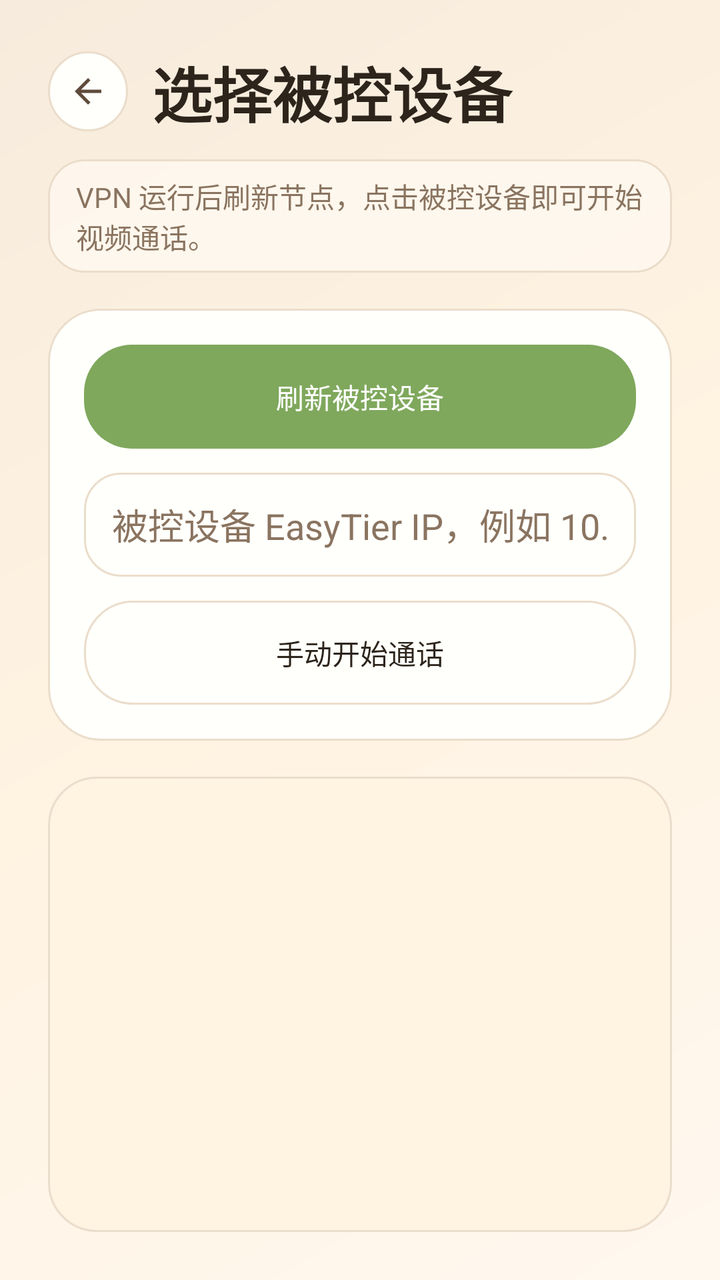
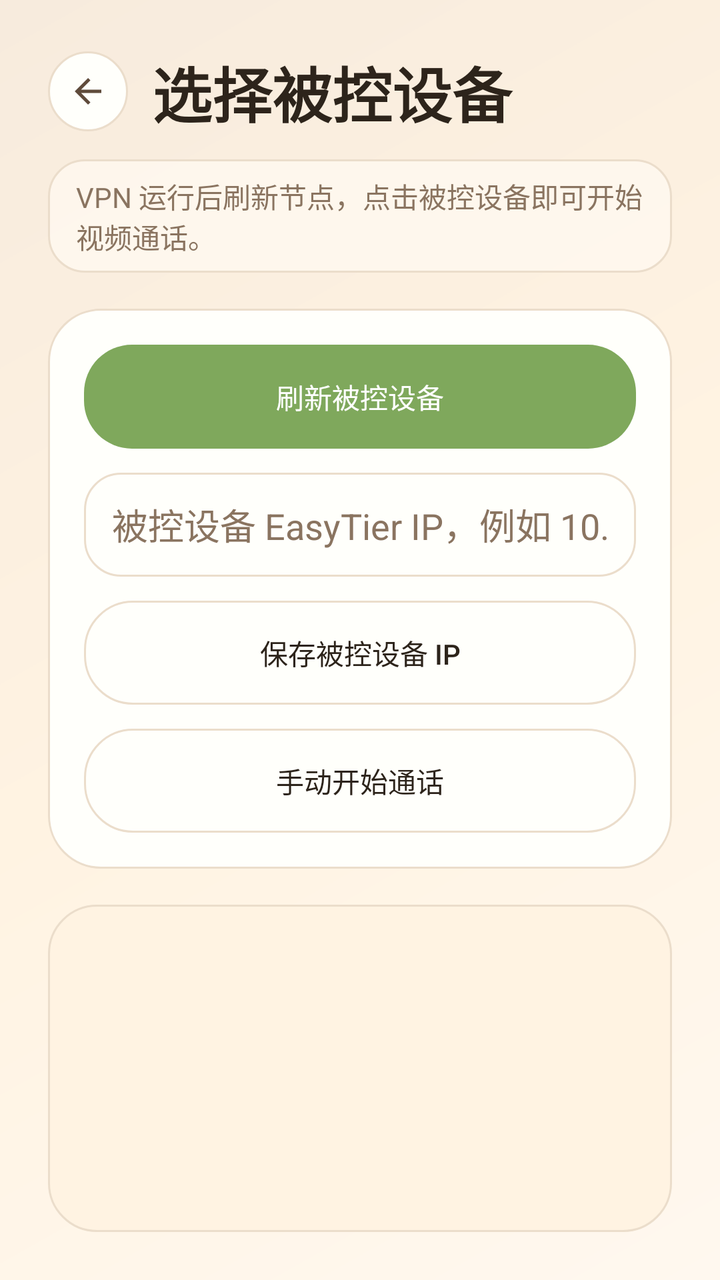

Screens rendered from an Android XML layout before and after an edit, with the pre-edit source and the edit as a unified diff.
<!-- AndroidManifest.xml: application theme AppTheme -->
<!-- res/layout/activity_device_list.xml -->
<LinearLayout xmlns:android="http://schemas.android.com/apk/res/android"
    android:layout_width="match_parent"
    android:layout_height="match_parent"
    android:background="@drawable/bg_warm_gradient"
    android:orientation="vertical"
    android:padding="24dp">

    <LinearLayout
        android:layout_width="match_parent"
        android:layout_height="wrap_content"
        android:gravity="center_vertical"
        android:orientation="horizontal">

        <ImageButton
            android:id="@+id/backButton"
            style="@style/BackIconButton"
            android:contentDescription="返回"
            android:src="@drawable/ic_back" />

        <TextView
            android:layout_width="0dp"
            android:layout_height="wrap_content"
            android:layout_marginLeft="12dp"
            android:layout_weight="1"
            android:text="选择被控设备"
            android:textColor="@color/warm_text"
            android:textSize="30sp"
            android:textStyle="bold" />
    </LinearLayout>

    <TextView
        android:id="@+id/deviceStatusText"
        android:layout_width="match_parent"
        android:layout_height="wrap_content"
        android:layout_marginTop="12dp"
        android:background="@drawable/bg_status_pill"
        android:text="VPN 运行后刷新节点，点击被控设备即可开始视频通话。"
        android:textColor="@color/warm_text_secondary" />

    <LinearLayout
        android:layout_width="match_parent"
        android:layout_height="wrap_content"
        android:layout_marginTop="18dp"
        android:background="@drawable/bg_card"
        android:orientation="vertical">

        <Button
            android:id="@+id/refreshPeersButton"
            android:layout_width="match_parent"
            android:layout_height="52dp"
            android:background="@drawable/bg_primary_button"
            android:elevation="0dp"
            android:stateListAnimator="@null"
            android:text="刷新被控设备"
            android:textColor="#FFFFFF"
            android:translationZ="0dp" />

        <EditText
            android:id="@+id/manualHostInput"
            android:layout_width="match_parent"
            android:layout_height="52dp"
            android:layout_marginTop="12dp"
            android:background="@drawable/bg_input"
            android:hint="被控设备 EasyTier IP，例如 10.126.x.x"
            android:singleLine="true"
            android:textColor="@color/warm_text"
            android:textColorHint="@color/warm_text_secondary" />

        <Button
            android:id="@+id/connectManualButton"
            android:layout_width="match_parent"
            android:layout_height="52dp"
            android:layout_marginTop="12dp"
            android:background="@drawable/bg_secondary_button"
            android:elevation="0dp"
            android:stateListAnimator="@null"
            android:text="手动开始通话"
            android:textColor="@color/warm_text"
            android:translationZ="0dp" />
    </LinearLayout>

    <ListView
        android:id="@+id/peerList"
        android:layout_width="match_parent"
        android:layout_height="0dp"
        android:layout_marginTop="18dp"
        android:layout_weight="1"
        android:background="@drawable/bg_card_soft"
        android:clipToPadding="false"
        android:divider="@color/warm_border"
        android:dividerHeight="1dp"
        android:padding="10dp" />
</LinearLayout>
<!-- resources referenced by this layout -->
<resources>
  <color name="warm_border">#EBDDCB</color>
  <color name="warm_text">#2D241B</color>
  <color name="warm_text_secondary">#8A7460</color>
  <!-- drawable bg_card (drawable) -->
  <shape xmlns:android="http://schemas.android.com/apk/res/android">
      <solid android:color="@color/warm_surface" />
      <stroke android:width="1dp" android:color="@color/warm_border" />
      <corners android:radius="26dp" />
      <padding android:left="18dp" android:top="18dp" android:right="18dp" android:bottom="18dp" />
  </shape>
  <!-- drawable bg_card_soft (drawable) -->
  <shape xmlns:android="http://schemas.android.com/apk/res/android">
      <solid android:color="@color/warm_surface_soft" />
      <stroke android:width="1dp" android:color="@color/warm_border" />
      <corners android:radius="24dp" />
  </shape>
  <!-- drawable bg_input (drawable) -->
  <shape xmlns:android="http://schemas.android.com/apk/res/android">
      <solid android:color="@color/warm_surface" />
      <stroke android:width="1dp" android:color="@color/warm_border" />
      <corners android:radius="18dp" />
      <padding android:left="14dp" android:top="8dp" android:right="14dp" android:bottom="8dp" />
  </shape>
  <!-- drawable bg_primary_button (drawable) -->
  <selector xmlns:android="http://schemas.android.com/apk/res/android">
      <item android:state_pressed="true"><shape><solid android:color="@color/warm_primary_dark"/><corners android:radius="24dp"/></shape></item>
      <item><shape><solid android:color="@color/warm_primary"/><corners android:radius="24dp"/></shape></item>
  </selector>
  <!-- drawable bg_status_pill (drawable) -->
  <shape xmlns:android="http://schemas.android.com/apk/res/android">
      <solid android:color="#DDFFF8EF" />
      <stroke android:width="1dp" android:color="@color/warm_border" />
      <corners android:radius="18dp" />
      <padding android:left="14dp" android:top="8dp" android:right="14dp" android:bottom="8dp" />
  </shape>
  <!-- drawable bg_warm_gradient (drawable) -->
  <shape xmlns:android="http://schemas.android.com/apk/res/android">
      <gradient android:startColor="@color/warm_background" android:centerColor="@color/warm_surface_soft" android:endColor="@color/warm_background_deep" android:angle="135" />
  </shape>
  <!-- drawable ic_back (drawable) -->
  <vector xmlns:android="http://schemas.android.com/apk/res/android" android:width="24dp" android:height="24dp" android:viewportWidth="24" android:viewportHeight="24">
      <path android:fillColor="#5F4B3B" android:pathData="M20,11H7.83l5.59,-5.59L12,4l-8,8l8,8l1.42,-1.41L7.83,13H20v-2z" />
  </vector>
  <style name="BackIconButton">
          <item name="android:layout_width">40dp</item>
          <item name="android:layout_height">40dp</item>
          <item name="android:background">@drawable/bg_back_button</item>
          <item name="android:padding">10dp</item>
          <item name="android:scaleType">centerInside</item>
      </style>
  <color name="warm_surface">#FFFFFB</color>
  <color name="warm_surface_soft">#FFF3E2</color>
  <color name="warm_primary_dark">#5F8642</color>
  <color name="warm_primary">#7FA85C</color>
  <color name="warm_accent_soft">#FFE1BC</color>
  <color name="warm_accent">#EFA35A</color>
  <color name="warm_background">#FFF8EF</color>
  <color name="warm_background_deep">#F7EBDD</color>
  <!-- drawable bg_back_button (drawable) -->
  <selector xmlns:android="http://schemas.android.com/apk/res/android">
      <item android:state_pressed="true"><shape android:shape="oval"><solid android:color="@color/warm_accent_soft"/></shape></item>
      <item><shape android:shape="oval"><solid android:color="@color/warm_surface"/><stroke android:width="1dp" android:color="@color/warm_border"/></shape></item>
  </selector>
</resources>

<!-- the commit's change to res/layout/activity_device_list.xml (unified diff, before → after) -->
@@ -67,6 +67,18 @@
             android:textColorHint="@color/warm_text_secondary" />
 
         <Button
+            android:id="@+id/saveManualDeviceButton"
+            android:layout_width="match_parent"
+            android:layout_height="52dp"
+            android:layout_marginTop="12dp"
+            android:background="@drawable/bg_secondary_button"
+            android:elevation="0dp"
+            android:stateListAnimator="@null"
+            android:text="保存被控设备 IP"
+            android:textColor="@color/warm_text"
+            android:translationZ="0dp" />
+
+        <Button
             android:id="@+id/connectManualButton"
             android:layout_width="match_parent"
             android:layout_height="52dp"
